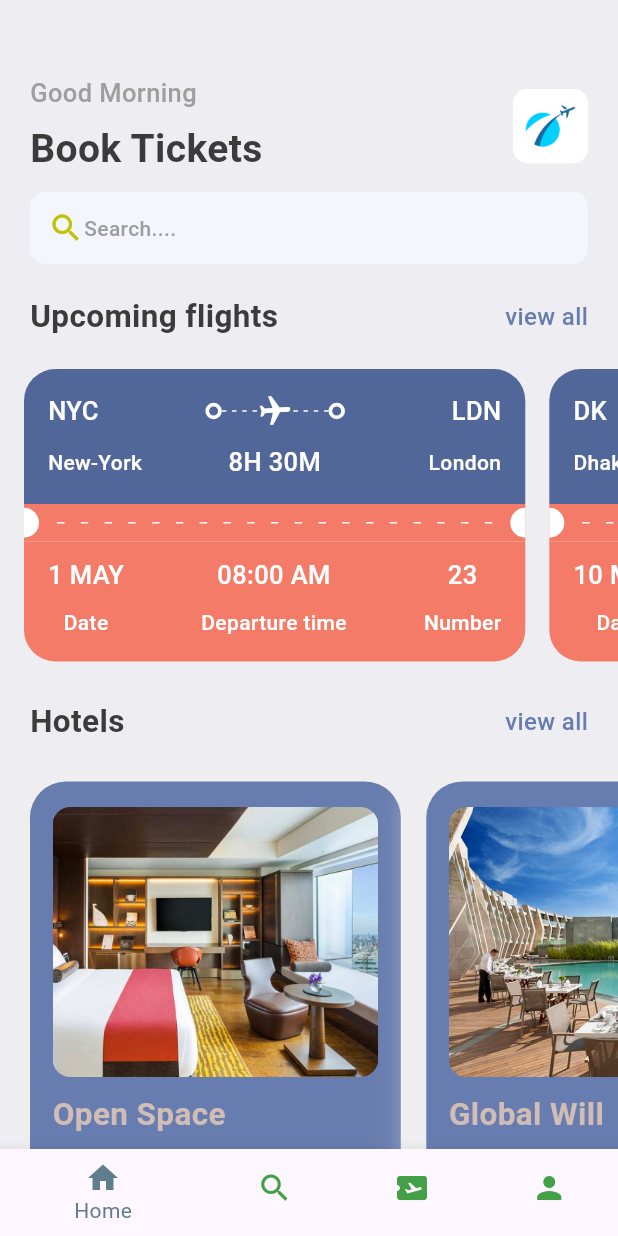
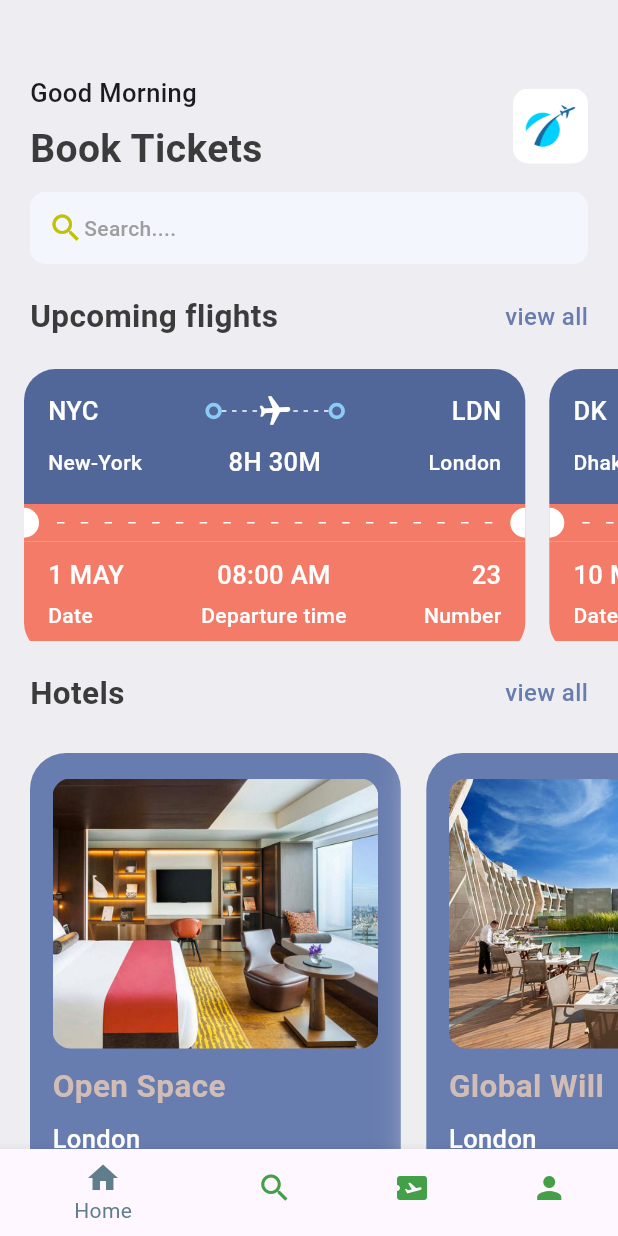
Before and after one commit to thuyavansc/flutter_ticket_booking_1, a Flutter app: the screen it shows after launch, on a phone screen of 412 x 824 dp. Run offline on Flutter 3.47's test engine with Material 3 defaults, Android fonts, the phone set to English and light mode, and no system bars; our stand-ins replace get.

Commit message:
Ticket Page Created

```diff
--- a/lib/core/utils/app_styles.dart
+++ b/lib/core/utils/app_styles.dart
@@ -12,7 +12,7 @@ class AppStyles{
   static TextStyle textStyle = TextStyle(fontSize: 16, color: textColor, fontWeight: FontWeight.w500);
   static TextStyle headLineStyle1 = TextStyle(fontSize: 26, color: textColor, fontWeight: FontWeight.bold);
   static TextStyle headLineStyle2 = TextStyle(fontSize: 21, color: textColor, fontWeight: FontWeight.bold);
-  static TextStyle headLineStyle3 = TextStyle(fontSize: 17, color: Colors.grey.shade500, fontWeight: FontWeight.w500);
+  static TextStyle headLineStyle3 = const TextStyle(fontSize: 17, fontWeight: FontWeight.w500);
   static TextStyle headLineStyle4 = TextStyle(fontSize: 14, color: Colors.grey.shade500, fontWeight: FontWeight.w500);
 
 }
--- a/lib/features/myticket/presentation/cards/ticket_view.dart
+++ b/lib/features/myticket/presentation/cards/ticket_view.dart
@@ -2,11 +2,15 @@ import 'package:flutter/cupertino.dart';
 import 'package:flutter/material.dart';
 import 'package:flutter_ticket_booking_1/core/utils/app_layout.dart';
 import 'package:flutter_ticket_booking_1/core/utils/app_styles.dart';
+import 'package:flutter_ticket_booking_1/features/myticket/presentation/widgets/column_layout.dart';
 import 'package:flutter_ticket_booking_1/features/myticket/presentation/widgets/thick_container.dart';
+
+import '../widgets/layout_builder_widget.dart';
 
 class TicketView extends StatelessWidget {
   final Map<String, dynamic> ticket;
-  const TicketView({super.key, required this.ticket});
+  final bool? isColor;
+  const TicketView({super.key, required this.ticket, this.isColor});
 
   @override
   Widget build(BuildContext context) {
@@ -14,17 +18,17 @@ class TicketView extends StatelessWidget {
 
     return SizedBox(
       width: size.width*0.85,
-      height: 200,
+      height: 181,
       child: Container(
-        margin: const EdgeInsets.only(left: 16),
+        margin: EdgeInsets.only(left: isColor==null ? 16 : 0),
         child: Column(
           children: [
             //Showing Blue Card
             Container(
               padding: const EdgeInsets.all(16),
-              decoration: const BoxDecoration(
-                color: Color(0xFF526799),
-                borderRadius: BorderRadius.only(
+              decoration: BoxDecoration(
+                color: isColor==null ? const Color(0xFF526799) : Colors.white,
+                borderRadius: const BorderRadius.only(
                   topLeft: Radius.circular(21),
                   topRight: Radius.circular(21),
                 ),
@@ -33,42 +37,25 @@ class TicketView extends StatelessWidget {
                 children: [
                   Row(
                     children: [
-                      Text(ticket['from']['code'], style: AppStyles.headLineStyle3.copyWith(color: Colors.white,),),
+                      Text(ticket['from']['code'],
+                        style: isColor==null ? AppStyles.headLineStyle3.copyWith(color: Colors.white,) : AppStyles.headLineStyle3,),
                       const Spacer(),
-                      const ThickContainer(),
+                      const ThickContainer(isColor: true,),
                       //const Spacer(),
                       Expanded(
                           child: Stack(
                             children:[
                               SizedBox(
                               height: 24,
-                              child: LayoutBuilder(
-                                builder: (BuildContext context, BoxConstraints constraints){
-                                  print('Width  $constraints');
-                                  return Flex(
-                                    mainAxisAlignment: MainAxisAlignment.spaceBetween,
-                                    direction: Axis.horizontal,
-                                    children: List.generate(
-                                      (constraints.constrainWidth()/6).floor(),
-                                      (index) => const SizedBox( width: 3, height: 1,
-                                      child: DecoratedBox(
-                                        decoration: BoxDecoration(
-                                          color: Colors.white,
-                                        ),),
-                                      ),
-                                    ),
-                                  );
-
-                                },
-                              ),
+                              child: AppLayoutBuilderWidget(sections: 6, isColor: isColor,),
                             ),
-                              Center(child: Transform.rotate(angle:1.5, child: const Icon(Icons.flight, color: Colors.white,))),
+                              Center(child: Transform.rotate(angle:1.5, child: Icon(Icons.flight, color: isColor==null ? Colors.white : const Color(0xFF8accf7),))),
                             ]
                           ),
                       ),
-                      const ThickContainer(),
+                      const ThickContainer(isColor: true,),
                       const Spacer(),
-                      Text(ticket['to']['code'], style: AppStyles.headLineStyle3.copyWith(color: Colors.white,),),
+                      Text(ticket['to']['code'], style: isColor==null ? AppStyles.headLineStyle3.copyWith(color: Colors.white,) : AppStyles.headLineStyle3,),
                     ],
                   ),
                   const SizedBox(height: 10,),
@@ -77,12 +64,12 @@ class TicketView extends StatelessWidget {
                     children: [
                       SizedBox(
                         width: 100,
-                        child: Text(ticket['from']['name'], style: AppStyles.headLineStyle4.copyWith(color: Colors.white),),
+                        child: Text(ticket['from']['name'], style: isColor==null ? AppStyles.headLineStyle4.copyWith(color: Colors.white) : AppStyles.headLineStyle4,),
                       ),
-                      Text(ticket['flying_time'], style: AppStyles.headLineStyle3.copyWith(color: Colors.white),),
+                      Text(ticket['flying_time'], style: isColor==null ? AppStyles.headLineStyle3.copyWith(color: Colors.white) : AppStyles.headLineStyle3,),
                       SizedBox(
                         width: 100,
-                        child: Text(ticket['to']['name'], style: AppStyles.headLineStyle4.copyWith(color: Colors.white), textAlign: TextAlign.end,),
+                        child: Text(ticket['to']['name'], style: isColor==null ? AppStyles.headLineStyle4.copyWith(color: Colors.white) : AppStyles.headLineStyle4, textAlign: TextAlign.end,),
                       ),
                     ],
                   ),
@@ -91,7 +78,7 @@ class TicketView extends StatelessWidget {
             ),
             //showing Middle split red Card
             Container(
-              color: AppStyles.orangeColor,
+              color: isColor==null ? AppStyles.orangeColor : Colors.white,
               child: Row(
                 children: [
                   SizedBox(
@@ -99,11 +86,11 @@ class TicketView extends StatelessWidget {
                     width: 10,
                     child: DecoratedBox(
                       decoration: BoxDecoration(
-                        borderRadius: BorderRadius.only(
+                        borderRadius: const BorderRadius.only(
                           topRight: Radius.circular(10),
                           bottomRight: Radius.circular(10),
                         ),
-                        color: Colors.white,
+                        color: isColor==null ? Colors.white : Colors.grey.shade200,
                       ),
                     ),
                   ),
@@ -115,11 +102,11 @@ class TicketView extends StatelessWidget {
                           direction: Axis.horizontal,
                           mainAxisAlignment: MainAxisAlignment.spaceBetween,
                           mainAxisSize: MainAxisSize.max,
-                          children: List.generate((constraints.constrainWidth()/15).floor(), (index) => const SizedBox(
+                          children: List.generate((constraints.constrainWidth()/15).floor(), (index) => SizedBox(
                             width: 5, height: 1,
                             child: DecoratedBox(
                               decoration: BoxDecoration(
-                                color: Colors.white,
+                                color: isColor==null ? Colors.white : Colors.grey.shade300,
                               ),
                             ),
                           )),
@@ -133,11 +120,11 @@ class TicketView extends StatelessWidget {
                     width: 10,
                     child: DecoratedBox(
                       decoration: BoxDecoration(
-                        borderRadius: BorderRadius.only(
+                        borderRadius: const BorderRadius.only(
                           topLeft: Radius.circular(10),
                           bottomLeft: Radius.circular(10),
                         ),
-                        color: Colors.white,
+                        color: isColor==null ? Colors.white : Colors.grey.shade300,
                       ),
                     ),
                   )
@@ -148,10 +135,10 @@ class TicketView extends StatelessWidget {
             //Showing red card
             Container(
               decoration: BoxDecoration(
-                color: AppStyles.orangeColor,
-                borderRadius: const BorderRadius.only(
-                  bottomLeft: Radius.circular(21),
-                  bottomRight: Radius.circular(21),
+                color: isColor==null ? AppStyles.orangeColor : Colors.white,
+                borderRadius: BorderRadius.only(
+                  bottomLeft: Radius.circular(isColor==null ? 21 : 0),
+                  bottomRight: Radius.circular(isColor==null ? 21 : 0),
                 ),
               ),
               padding: const EdgeInsets.only(left: 16, top: 10, right: 16, bottom: 16),
@@ -160,48 +147,25 @@ class TicketView extends StatelessWidget {
                   Row(
                   mainAxisAlignment: MainAxisAlignment.spaceBetween,
                   children: [
-                    Column(
-                      mainAxisAlignment: MainAxisAlignment.start,
-                      children: [
-                        Text(
-                          ticket['date'],
-                          style: AppStyles.headLineStyle3.copyWith(color: Colors.white),
-                        ),
-                        const SizedBox(height: 10,),
-                        Text(
-                          'Date',
-                          style: AppStyles.headLineStyle4.copyWith(color: Colors.white),
-                        )
-                      ],
+                    AppColumnLayout(
+                      firstText: ticket['date'],
+                      secondText:  'Date',
+                      alignment: CrossAxisAlignment.start,
+                      isColor: isColor,
                     ),
-                    Column(
-                      mainAxisAlignment: MainAxisAlignment.center,
-                      children: [
-                        Text(
-                          ticket['departure_time'],
-                          style: AppStyles.headLineStyle3.copyWith(color: Colors.white),
-                        ),
-                        const SizedBox(height: 10,),
-                        Text(
-                          'Departure time',
-                          style: AppStyles.headLineStyle4.copyWith(color: Colors.white),
-                        )
-                      ],
+                    AppColumnLayout(
+                      firstText: ticket['departure_time'],
+                      secondText:  'Departure time',
+                      alignment: CrossAxisAlignment.center,
+                      isColor: isColor,
                     ),
-                    Column(
-                      mainAxisAlignment: MainAxisAlignment.end,
-                      children: [
-                        Text(
-                          ticket['number'].toString(),
-                          style: AppStyles.headLineStyle3.copyWith(color: Colors.white),
-                        ),
-                        const SizedBox(height: 10,),
-                        Text(
-                          'Number',
-                          style: AppStyles.headLineStyle4.copyWith(color: Colors.white),
-                        )
-                      ],
+                    AppColumnLayout(
+                      firstText: ticket['number'].toString(),
+                      secondText:  'Number',
+                      alignment: CrossAxisAlignment.end,
+                      isColor: isColor,
                     ),
+
                   ],
                 )],
               ),
--- a/lib/features/myticket/presentation/widgets/bottom_bar.dart
+++ b/lib/features/myticket/presentation/widgets/bottom_bar.dart
@@ -2,6 +2,8 @@ import 'package:flutter/cupertino.dart';
 import 'package:flutter/material.dart';
 import 'package:flutter_ticket_booking_1/features/myticket/presentation/pages/home/home_screen.dart';
 import 'package:flutter_ticket_booking_1/features/myticket/presentation/pages/search/search_screen.dart';
+
+import '../pages/ticket/ticket_screen.dart';
 
 class BottomNavBar extends StatefulWidget {
   const BottomNavBar({super.key});
@@ -15,7 +17,7 @@ class _BottomNavBarState extends State<BottomNavBar> {
   static final List<Widget> _widgetoptions = <Widget>[
     const HomeScreen(),
     const SearchScreen(),
-    const Text('Ticket-Widget'),
+    const TicketScreen(),
     const Text('Profile-Widget'),
   ];
 
--- /dev/null
+++ b/lib/features/myticket/presentation/widgets/column_layout.dart
@@ -0,0 +1,28 @@
+
+import 'package:flutter/cupertino.dart';
+import 'package:flutter/material.dart';
+
+import '../../../../core/utils/app_styles.dart';
+
+class AppColumnLayout extends StatelessWidget {
+  final String firstText;
+  final String secondText;
+  final CrossAxisAlignment alignment;
+  final bool? isColor;
+  const AppColumnLayout({super.key, required this.firstText, required this.secondText, required this.alignment, this.isColor});
+
+  @override
+  Widget build(BuildContext context) {
+    return Column(
+      crossAxisAlignment: alignment,
+      children: [
+        Text(firstText,
+            style: isColor==null ? AppStyles.headLineStyle3.copyWith(color: Colors.white) : AppStyles.headLineStyle3,),
+        const SizedBox(height: 5 ,),
+        Text(secondText,
+          style: isColor==null ? AppStyles.headLineStyle4.copyWith(color: Colors.white) : AppStyles.headLineStyle4,),
+
+      ],
+    );
+  }
+}
--- /dev/null
+++ b/lib/features/myticket/presentation/widgets/layout_builder_widget.dart
@@ -0,0 +1,35 @@
+
+import 'package:flutter/cupertino.dart';
+import 'package:flutter/material.dart';
+
+class AppLayoutBuilderWidget extends StatelessWidget {
+  final bool? isColor;
+  final int sections;
+  final double width;
+  final double height;
+  const AppLayoutBuilderWidget({super.key, this.isColor, required this.sections, this.width = 3, this.height = 1});
+
+  @override
+  Widget build(BuildContext context) {
+    return LayoutBuilder(
+      builder: (BuildContext context, BoxConstraints constraints){
+        print('Width  $constraints');
+        return Flex(
+          mainAxisAlignment: MainAxisAlignment.spaceBetween,
+          direction: Axis.horizontal,
+          children: List.generate(
+            (constraints.constrainWidth()/sections).floor(),
+                (index) => SizedBox( width: width, height: height,
+              child: DecoratedBox(
+                decoration: BoxDecoration(
+                  color: isColor==null ? Colors.white : Colors.grey.shade300,
+                ),
+              ),
+            ),
+          ),
+        );
+
+      },
+    );
+  }
+}
--- a/lib/features/myticket/presentation/widgets/thick_container.dart
+++ b/lib/features/myticket/presentation/widgets/thick_container.dart
@@ -3,7 +3,8 @@ import 'package:flutter/cupertino.dart';
 import 'package:flutter/material.dart';
 
 class ThickContainer extends StatelessWidget {
-  const ThickContainer({super.key});
+  final bool ? isColor;
+  const ThickContainer({super.key, this.isColor});
 
   @override
   Widget build(BuildContext context) {
@@ -13,7 +14,7 @@ class ThickContainer extends StatelessWidget {
         borderRadius: BorderRadius.circular(20),
         border: Border.all(
             width: 2.5,
-            color: Colors.white
+            color: isColor==null ? Colors.white : const Color(0xFF8accf7),
         ),
       ),
     );
--- a/pubspec.yaml
+++ b/pubspec.yaml
@@ -48,6 +48,7 @@ dev_dependencies:
   # rules and activating additional ones.
   flutter_lints: ^2.0.0
   get: ^4.6.6
+  barcode_widget: ^2.0.2
 
 # For information on the generic Dart part of this file, see the
 # following page: https://dart.dev/tools/pub/pubspec
```
Also changed, not shown: lib/features/myticket/presentation/pages/search/search_screen.dart (+2 -35 lines), lib/features/myticket/presentation/pages/ticket/ticket_screen.dart (added, +96 -0 lines), lib/features/myticket/presentation/widgets/ticket_tabs.dart (added, +53 -0 lines), pubspec.lock.
